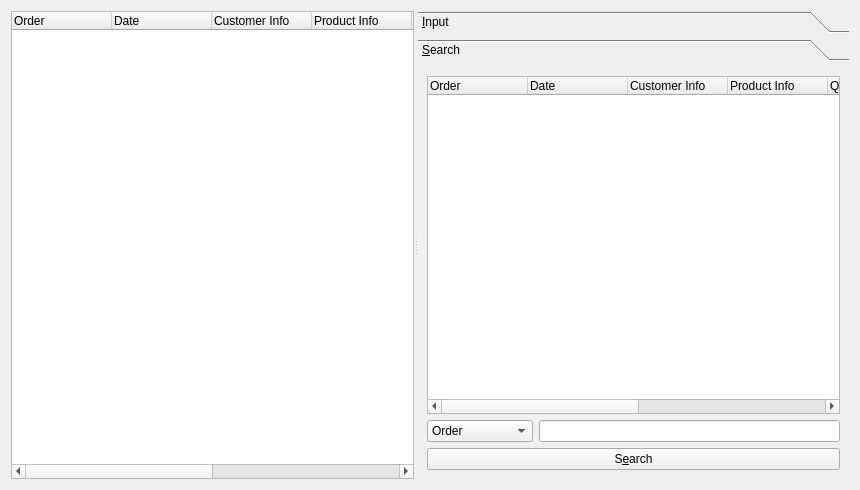
Above: CSAppPro_final/shoplistmanagerform.ui from Jeong0809/QT_Mini_Project before the change. Below: the same form after it.
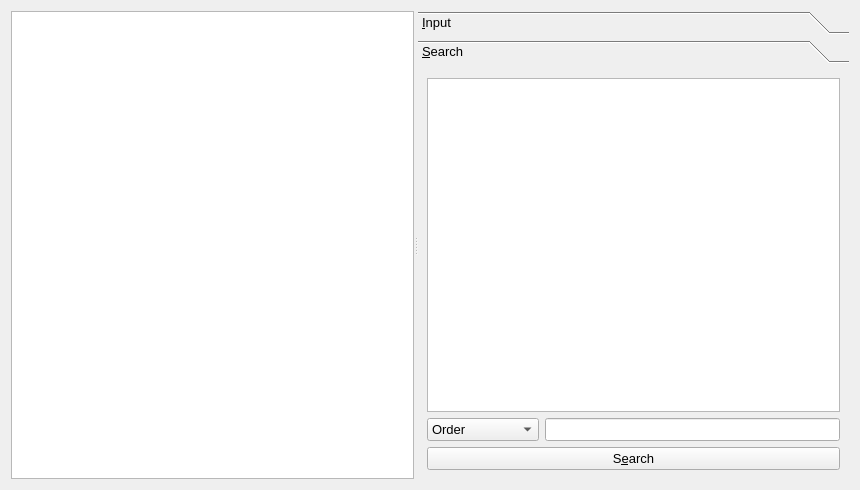
That is the form after the change. The open tabs and pages were chosen to show the change.

```diff
--- a/CSAppPro_final/shoplistmanagerform.ui
+++ b/CSAppPro_final/shoplistmanagerform.ui
@@ -10,6 +10,12 @@
     <height>490</height>
    </rect>
   </property>
+  <property name="font">
+   <font>
+    <pointsize>10</pointsize>
+    <bold>false</bold>
+   </font>
+  </property>
   <property name="windowTitle">
    <string>Client Info</string>
   </property>
@@ -22,50 +28,19 @@
      <widget class="QWidget" name="layoutWidget">
       <layout class="QVBoxLayout" name="listVerticalLayout">
        <item>
-        <widget class="QTreeWidget" name="treeWidget">
-         <property name="rootIsDecorated">
+        <widget class="QTableView" name="tableView">
+         <property name="editTriggers">
+          <set>QAbstractItemView::NoEditTriggers</set>
+         </property>
+         <property name="alternatingRowColors">
+          <bool>true</bool>
+         </property>
+         <property name="selectionBehavior">
+          <enum>QAbstractItemView::SelectRows</enum>
+         </property>
+         <attribute name="verticalHeaderVisible">
           <bool>false</bool>
-         </property>
-         <column>
-          <property name="text">
-           <string>Order</string>
-          </property>
-         </column>
-         <column>
-          <property name="text">
-           <string>Date</string>
-          </property>
-         </column>
-         <column>
-          <property name="text">
-           <string>Customer Info</string>
-          </property>
-         </column>
-         <column>
-          <property name="text">
-           <string>Product Info</string>
-          </property>
-         </column>
-         <column>
-          <property name="text">
-           <string>Quantity</string>
-          </property>
-         </column>
-         <column>
-          <property name="text">
-           <string>Address</string>
-          </property>
-         </column>
-         <column>
-          <property name="text">
-           <string>Price</string>
-          </property>
-         </column>
-         <column>
-          <property name="text">
-           <string>Total Price</string>
-          </property>
-         </column>
+         </attribute>
         </widget>
        </item>
       </layout>
@@ -287,7 +262,7 @@
          <x>0</x>
          <y>0</y>
          <width>431</width>
-         <height>430</height>
+         <height>426</height>
         </rect>
        </property>
        <attribute name="label">
@@ -295,50 +270,16 @@
        </attribute>
        <layout class="QVBoxLayout" name="verticalLayout_3">
         <item>
-         <widget class="QTreeWidget" name="searchTreeWidget">
-          <property name="rootIsDecorated">
+         <widget class="QTableView" name="searchTableView">
+          <property name="editTriggers">
+           <set>QAbstractItemView::NoEditTriggers</set>
+          </property>
+          <property name="selectionBehavior">
+           <enum>QAbstractItemView::SelectRows</enum>
+          </property>
+          <attribute name="verticalHeaderVisible">
            <bool>false</bool>
-          </property>
-          <column>
-           <property name="text">
-            <string>Order</string>
-           </property>
-          </column>
-          <column>
-           <property name="text">
-            <string>Date</string>
-           </property>
-          </column>
-          <column>
-           <property name="text">
-            <string>Customer Info</string>
-           </property>
-          </column>
-          <column>
-           <property name="text">
-            <string>Product Info</string>
-           </property>
-          </column>
-          <column>
-           <property name="text">
-            <string>Quantity</string>
-           </property>
-          </column>
-          <column>
-           <property name="text">
-            <string>Address</string>
-           </property>
-          </column>
-          <column>
-           <property name="text">
-            <string>Price</string>
-           </property>
-          </column>
-          <column>
-           <property name="text">
-            <string>Total Price</string>
-           </property>
-          </column>
+          </attribute>
          </widget>
         </item>
         <item>
```
Left out of the diff: 124 changed lines with no effect on the pictures.
